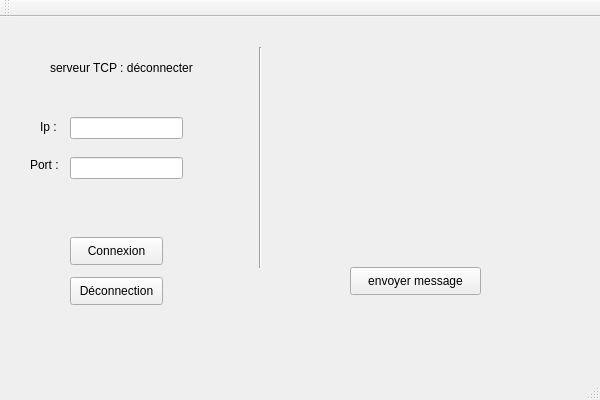
Above: QTwebSocket/websocketc++/websocketc++/websocketc.ui from VolletMaxence/Super-Projet-QT before the change. Below: the same form after it.
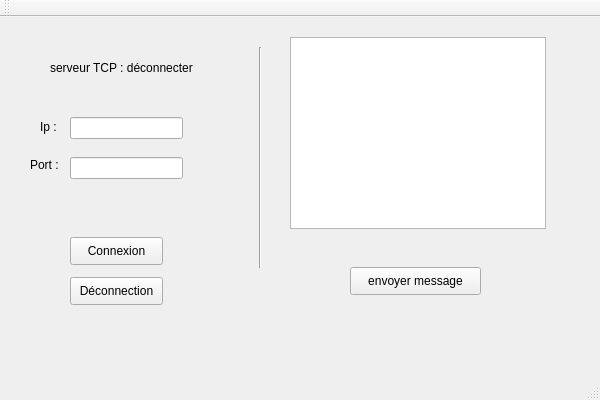
That is the form after the change.

Patch:
```diff
--- a/QTwebSocket/websocketc++/websocketc++/websocketc.ui
+++ b/QTwebSocket/websocketc++/websocketc++/websocketc.ui
@@ -138,6 +138,16 @@
      <string>Déconnection</string>
     </property>
    </widget>
+   <widget class="QListWidget" name="listWidget">
+    <property name="geometry">
+     <rect>
+      <x>290</x>
+      <y>20</y>
+      <width>256</width>
+      <height>192</height>
+     </rect>
+    </property>
+   </widget>
   </widget>
   <widget class="QMenuBar" name="menuBar">
    <property name="geometry">
```
